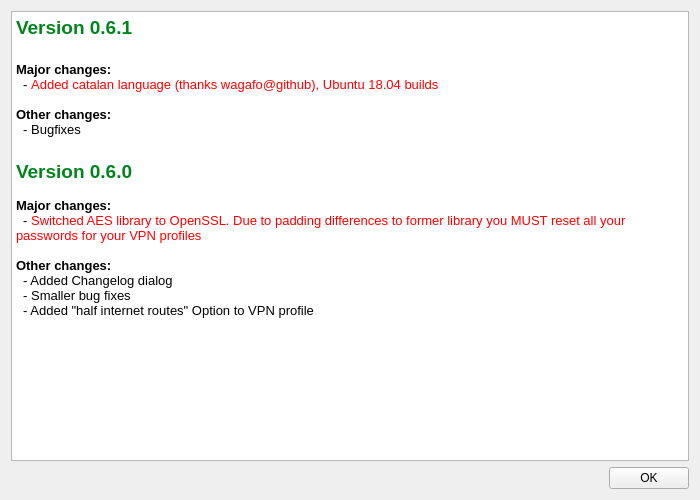
This is openfortigui/vpnchangelog.ui in theinvisible/openfortigui as Qt 5 draws it before an edit. The edited form follows.
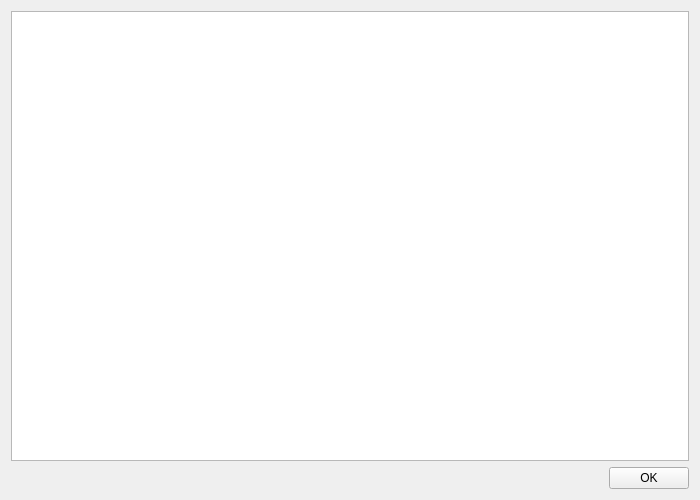
This is the edited form.

Commit message: Version 0.6.1 Split changelog for easier translation

```diff
--- a/openfortigui/vpnchangelog.ui
+++ b/openfortigui/vpnchangelog.ui
@@ -21,23 +21,7 @@
 &lt;html&gt;&lt;head&gt;&lt;meta name=&quot;qrichtext&quot; content=&quot;1&quot; /&gt;&lt;style type=&quot;text/css&quot;&gt;
 p, li { white-space: pre-wrap; }
 &lt;/style&gt;&lt;/head&gt;&lt;body style=&quot; font-family:'Noto Sans'; font-size:10pt; font-weight:400; font-style:normal;&quot;&gt;
-&lt;p style=&quot; margin-top:0px; margin-bottom:0px; margin-left:0px; margin-right:0px; -qt-block-indent:0; text-indent:0px;&quot;&gt;&lt;span style=&quot; font-size:14pt; font-weight:600; color:#00851b;&quot;&gt;Version 0.6.1&lt;/span&gt;&lt;/p&gt;
-&lt;p style=&quot;-qt-paragraph-type:empty; margin-top:0px; margin-bottom:0px; margin-left:0px; margin-right:0px; -qt-block-indent:0; text-indent:0px; font-size:14pt; font-weight:600; color:#00851b;&quot;&gt;&lt;br /&gt;&lt;/p&gt;
-&lt;p style=&quot; margin-top:0px; margin-bottom:0px; margin-left:0px; margin-right:0px; -qt-block-indent:0; text-indent:0px;&quot;&gt;&lt;span style=&quot; font-weight:600;&quot;&gt;Major changes:&lt;/span&gt;&lt;/p&gt;
-&lt;p style=&quot; margin-top:0px; margin-bottom:0px; margin-left:0px; margin-right:0px; -qt-block-indent:0; text-indent:0px;&quot;&gt;&lt;span style=&quot; font-weight:600;&quot;&gt; &lt;/span&gt; - &lt;span style=&quot; color:#ff0000;&quot;&gt;Added catalan language (thanks wagafo@github), Ubuntu 18.04 builds&lt;/span&gt;&lt;/p&gt;
-&lt;p style=&quot;-qt-paragraph-type:empty; margin-top:0px; margin-bottom:0px; margin-left:0px; margin-right:0px; -qt-block-indent:0; text-indent:0px; font-weight:600;&quot;&gt;&lt;br /&gt;&lt;/p&gt;
-&lt;p style=&quot; margin-top:0px; margin-bottom:0px; margin-left:0px; margin-right:0px; -qt-block-indent:0; text-indent:0px;&quot;&gt;&lt;span style=&quot; font-weight:600;&quot;&gt;Other changes:&lt;/span&gt;&lt;/p&gt;
-&lt;p style=&quot; margin-top:0px; margin-bottom:0px; margin-left:0px; margin-right:0px; -qt-block-indent:0; text-indent:0px;&quot;&gt;  - Bugfixes&lt;/p&gt;
-&lt;p style=&quot;-qt-paragraph-type:empty; margin-top:0px; margin-bottom:0px; margin-left:0px; margin-right:0px; -qt-block-indent:0; text-indent:0px; font-size:14pt; font-weight:600; color:#00851b;&quot;&gt;&lt;br /&gt;&lt;/p&gt;
-&lt;p style=&quot; margin-top:0px; margin-bottom:0px; margin-left:0px; margin-right:0px; -qt-block-indent:0; text-indent:0px;&quot;&gt;&lt;span style=&quot; font-size:14pt; font-weight:600; color:#00851b;&quot;&gt;Version 0.6.0&lt;/span&gt;&lt;/p&gt;
-&lt;p style=&quot;-qt-paragraph-type:empty; margin-top:0px; margin-bottom:0px; margin-left:0px; margin-right:0px; -qt-block-indent:0; text-indent:0px; font-weight:600;&quot;&gt;&lt;br /&gt;&lt;/p&gt;
-&lt;p style=&quot; margin-top:0px; margin-bottom:0px; margin-left:0px; margin-right:0px; -qt-block-indent:0; text-indent:0px;&quot;&gt;&lt;span style=&quot; font-weight:600;&quot;&gt;Major changes:&lt;/span&gt;&lt;/p&gt;
-&lt;p style=&quot; margin-top:0px; margin-bottom:0px; margin-left:0px; margin-right:0px; -qt-block-indent:0; text-indent:0px;&quot;&gt;&lt;span style=&quot; font-weight:600;&quot;&gt; &lt;/span&gt; - &lt;span style=&quot; color:#ff0000;&quot;&gt;Switched AES library to OpenSSL. Due to padding differences to former library you MUST reset all your passwords for your VPN profiles&lt;/span&gt;&lt;/p&gt;
-&lt;p style=&quot;-qt-paragraph-type:empty; margin-top:0px; margin-bottom:0px; margin-left:0px; margin-right:0px; -qt-block-indent:0; text-indent:0px; font-weight:600;&quot;&gt;&lt;br /&gt;&lt;/p&gt;
-&lt;p style=&quot; margin-top:0px; margin-bottom:0px; margin-left:0px; margin-right:0px; -qt-block-indent:0; text-indent:0px;&quot;&gt;&lt;span style=&quot; font-weight:600;&quot;&gt;Other changes:&lt;/span&gt;&lt;/p&gt;
-&lt;p style=&quot; margin-top:0px; margin-bottom:0px; margin-left:0px; margin-right:0px; -qt-block-indent:0; text-indent:0px;&quot;&gt;  - Added Changelog dialog&lt;/p&gt;
-&lt;p style=&quot; margin-top:0px; margin-bottom:0px; margin-left:0px; margin-right:0px; -qt-block-indent:0; text-indent:0px;&quot;&gt;  - Smaller bug fixes&lt;/p&gt;
-&lt;p style=&quot; margin-top:0px; margin-bottom:0px; margin-left:0px; margin-right:0px; -qt-block-indent:0; text-indent:0px;&quot;&gt;  - Added &amp;quot;half internet routes&amp;quot; Option to VPN profile&lt;/p&gt;&lt;/body&gt;&lt;/html&gt;</string>
+&lt;p style=&quot;-qt-paragraph-type:empty; margin-top:0px; margin-bottom:0px; margin-left:0px; margin-right:0px; -qt-block-indent:0; text-indent:0px;&quot;&gt;&lt;br /&gt;&lt;/p&gt;&lt;/body&gt;&lt;/html&gt;</string>
      </property>
     </widget>
    </item>
```
The commit also changes 6 other files.
